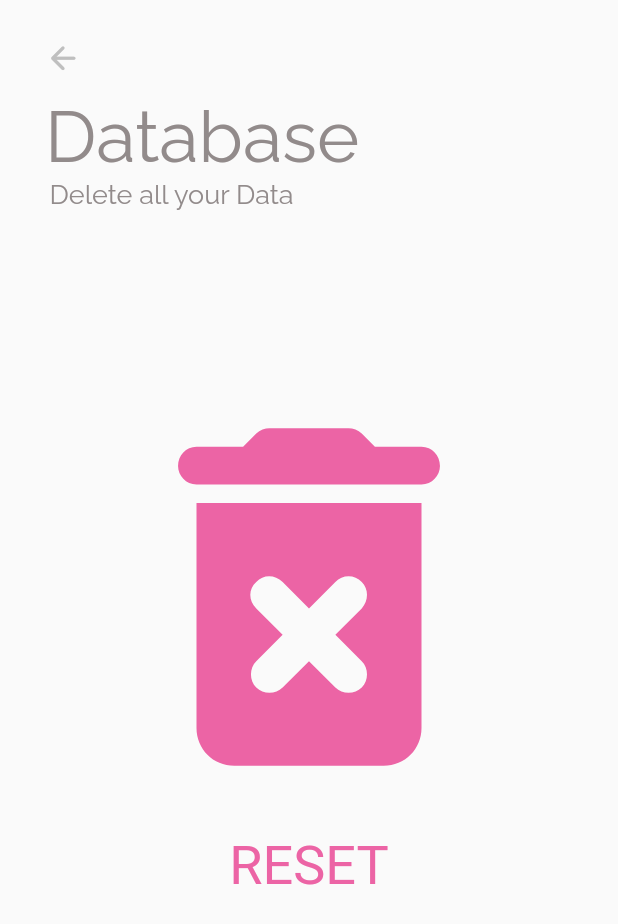
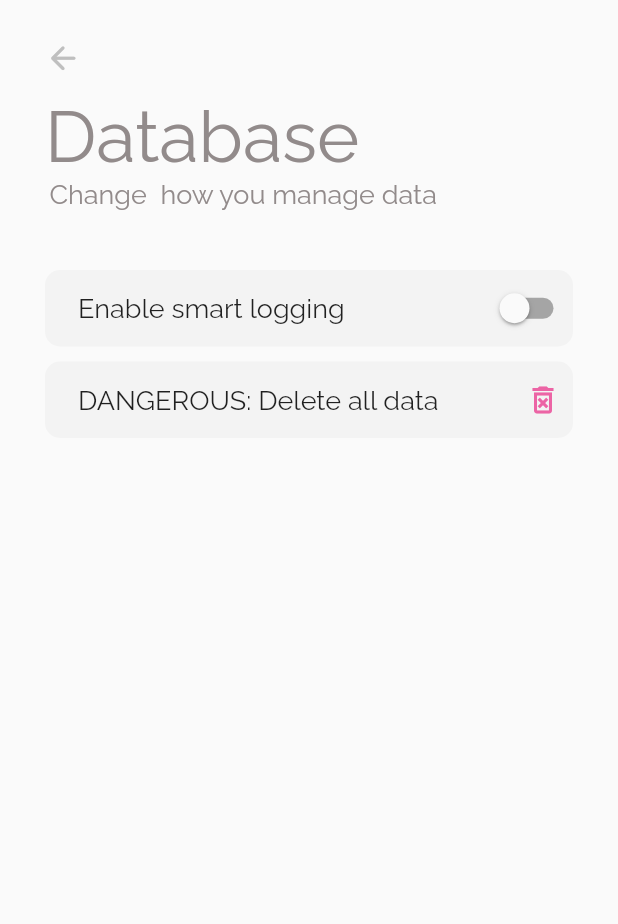
Before and after one commit to grossamos/weight_track_app, a Flutter app: the SettingsDataDelete screen opened directly, on a phone screen of 412 x 824 dp. Shown: the top 924 px of the screen. Run offline on Flutter 3.47's test engine with Material 2 defaults, Android fonts, the phone set to English and light mode, and no system bars; our stand-ins replace flutter_bloc, flutter_svg, fluttertoast, localstorage, shared_preferences, sqflite; accounts and stored records are empty.

Commit message:
implemented basic data settings - made the delete all look nice - added an option for smart logging

```diff
--- a/lib/components/home_page/exercise_list.dart
+++ b/lib/components/home_page/exercise_list.dart
@@ -87,7 +87,6 @@ class ExerciseListItem extends StatelessWidget {
   @override
   Widget build(BuildContext context) {
     return BlocBuilder<ExerciseLogCubit, ExerciseLogState>(
-        // bloc: context.read<ExerciseLogCubit>(),
         builder: (BuildContext context, ExerciseLogState state) {
       bool _selected = state.selectedIndex == _indexOfItem;
       TextStyle _subtitleStyle = TextStyle(
--- a/lib/components/settings_page/settings_data.dart
+++ b/lib/components/settings_page/settings_data.dart
@@ -1,5 +1,7 @@
 import 'package:flutter/material.dart';
+import 'package:weight_track_app/components/settings_page/settings_edit_chip.dart';
 import 'package:weight_track_app/components/settings_page/settings_title.dart';
+import 'package:weight_track_app/logic/app_settings.dart';
 import 'package:weight_track_app/logic/storage/database_helper.dart';
 
 class SettingsDataDelete extends StatefulWidget {
@@ -19,21 +21,97 @@ class _SettingsDataDeleteState extends State<SettingsDataDelete> {
               mainAxisAlignment: MainAxisAlignment.start,
               crossAxisAlignment: CrossAxisAlignment.start,
               children: [
-                SettingsTitle('Database', 'Delete all your Data'),
+                SettingsTitle('Database', 'Change  how you manage data'),
                 Center(
                   child: Padding(
-                    padding: const EdgeInsets.only(
-                        left: 30, right: 30, bottom: 100, top: 100),
-                    child: Column(
+                    padding: const EdgeInsets.only(top: 40, left: 30, right: 30, bottom: 100),
+                    child: FutureBuilder(
+                      future: AppSettings.initialize(),
+                      builder: (BuildContext context, AsyncSnapshot<void> snapshot) {
+                        return Column(
                           mainAxisAlignment: MainAxisAlignment.center,
                           crossAxisAlignment: CrossAxisAlignment.center,
                           children: [
-                        TextButton(
+                            SettingsSmartLoggingChip(invertSmartLogging, AppSettings.smartLoggingIsEnabled),
+                            SettingsDeleteEverythingChip(context)
+                          ],
+                        );
+                      },
+                    ),
+                  ),
+                ),
+              ],
+            ),
+          ),
+        ),
+      ),
+    );
+  }
+
+  void invertSmartLogging(bool _) {
+    setState(() {
+      AppSettings.smartLoggingIsEnabled = !AppSettings.smartLoggingIsEnabled;
+    });
+  }
+}
+
+class SettingsSmartLoggingChip extends SettingsEditChip {
+  final Function(bool) onFlip;
+  final bool isEnabled;
+
+  SettingsSmartLoggingChip(this.onFlip, this.isEnabled);
+
+  @override
+  Widget getContent() {
+    return Padding(
+      padding: const EdgeInsets.symmetric(vertical: 15),
+      child: Text(
+        'Enable smart logging',
+        style: TextStyle(fontSize: 18, fontFamily: 'Raleway'),
+      ),
+    );
+  }
+
+  @override
+  Widget getDeleteIcon() {
+    return Switch(
+      value: isEnabled,
+      onChanged: onFlip,
+      activeColor: Color(0xff51C2A4),
+    );
+  }
+
+  @override
+  Widget getMainIcon() {
+    return Container();
+  }
+}
+
+class SettingsDeleteEverythingChip extends SettingsEditChip {
+  final BuildContext _context;
+
+  SettingsDeleteEverythingChip(this._context);
+
+  @override
+  Widget getContent() {
+    return Padding(
+      padding: const EdgeInsets.symmetric(vertical: 15),
+      child: Text(
+        'DANGEROUS: Delete all data',
+        style: TextStyle(fontSize: 18, fontFamily: 'Raleway'),
+      ),
+    );
+  }
+
+  @override
+  Widget getDeleteIcon() {
+    return IconButton(
         onPressed: () {
           showDialog(
-                                context: context,
+              context: _context,
               barrierDismissible: true,
-                                builder: (BuildContext dialogueContext){
+              builder: (BuildContext dialogueContext)
+          {
             return AlertDialog(
               title: Text('Delete all Data?'),
               content: Text('Are you sure you want to delete your entire Database?\nThis action cannot be undone.'),
@@ -53,32 +131,14 @@ class _SettingsDataDeleteState extends State<SettingsDataDelete> {
                 ),
               ],
             );
+          });
+        },
+        icon: Icon(Icons.delete_forever_outlined, color: Color(0xffEC64A5)),
+        visualDensity: VisualDensity.compact);
   }
-                              );
-                            },
-                            child: Icon(
-                              Icons.delete_forever_rounded,
-                              color: Color(0xffEC64A5),
-                              size: 300,
-                            )
-                        ),
-                        Text(
-                          "RESET",
-                          style: TextStyle(
-                            color: Color(0xffEC64A5),
-                            fontSize: 36,
-                          ),
-                          textAlign: TextAlign.center,
-                        )
-                      ],
-                    ),
-                  ),
-                ),
-              ],
-            ),
-          ),
-        ),
-      ),
-    );
+
+  @override
+  Widget getMainIcon() {
+    return Container();
   }
 }
--- /dev/null
+++ b/lib/logic/app_settings.dart
@@ -0,0 +1,41 @@
+import 'package:localstorage/localstorage.dart';
+
+class AppSettings {
+  static const SMART_LOGGING_KEY = 'smartLoggingIsEnabled';
+  static const SMART_LOGGING_DEFAULT = false;
+
+  static bool _isInitialized = SMART_LOGGING_DEFAULT;
+  static bool _smartLoggingIsEnabled;
+  static final LocalStorage _storage = new LocalStorage('app_settings.json');
+
+  static Future<void> initialize() async {
+    if (_isInitialized)
+      return;
+
+    await _storage.ready;
+
+    bool tmpSmartLoggingIsEnabled = _storage.getItem(SMART_LOGGING_KEY);
+    if (tmpSmartLoggingIsEnabled == null) {
+      _storage.setItem(SMART_LOGGING_KEY, SMART_LOGGING_DEFAULT);
+      tmpSmartLoggingIsEnabled = false;
+    }
+    _smartLoggingIsEnabled = tmpSmartLoggingIsEnabled;
+
+    _isInitialized = true;
+  }
+
+  static bool get smartLoggingIsEnabled {
+    if (_isInitialized)
+      return _smartLoggingIsEnabled;
+    else {
+      // just give a harmless default, let's hope this is okay
+      initialize();
+      return SMART_LOGGING_DEFAULT;
+    }
+  }
+
+  static set smartLoggingIsEnabled(bool value) {
+    _storage.setItem(SMART_LOGGING_KEY, value);
+    _smartLoggingIsEnabled = value;
+  }
+}
--- a/pubspec.yaml
+++ b/pubspec.yaml
@@ -1,6 +1,6 @@
 name: weight_track_app
 description: The weight track app, now written in flutter
-version: 1.0.0+1
+version: 1.1.0+2
 
 environment:
   sdk: ">=2.7.0 <3.0.0"
@@ -14,7 +14,8 @@ dependencies:
   shared_preferences:
   flutter_bloc: ^7.2.0
   equatable: ^2.0.3
-  flutter_svg:
+  localstorage: ^3.0.6
+  flutter_svg: ^0.22.0
   flutter:
     sdk: flutter
   cupertino_icons: ^1.0.0
```
Also changed, not shown: pubspec.lock. Lines whose indentation alone changed are shown as unchanged.
